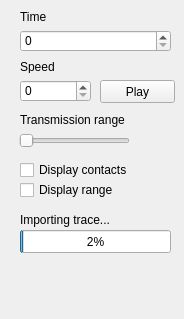
Bramas/manet-viz, file src/manetviz/controlwidget.ui: the form before one commit.
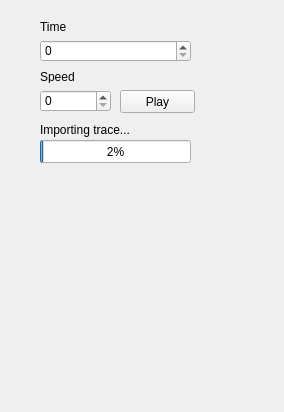
The form after the commit.

```diff
--- a/src/manetviz/controlwidget.ui
+++ b/src/manetviz/controlwidget.ui
@@ -6,8 +6,8 @@
    <rect>
     <x>0</x>
     <y>0</y>
-    <width>184</width>
-    <height>319</height>
+    <width>284</width>
+    <height>412</height>
    </rect>
   </property>
   <property name="minimumSize">
@@ -20,20 +20,28 @@
    <string>DockWidget</string>
   </property>
   <widget class="QWidget" name="dockWidgetContents">
-   <widget class="QSpinBox" name="spinBoxTime">
+   <widget class="QWidget" name="verticalLayoutWidget">
     <property name="geometry">
      <rect>
-      <x>20</x>
-      <y>30</y>
-      <width>151</width>
-      <height>22</height>
+      <x>30</x>
+      <y>10</y>
+      <width>231</width>
+      <height>162</height>
      </rect>
     </property>
-   </widget>
+    <layout class="QVBoxLayout" name="verticalLayout">
+     <item>
+      <widget class="QWidget" name="widget" native="true">
+       <property name="minimumSize">
+        <size>
+         <width>200</width>
+         <height>160</height>
+        </size>
+       </property>
    <widget class="QLabel" name="label">
     <property name="geometry">
      <rect>
-      <x>20</x>
+          <x>10</x>
       <y>10</y>
       <width>47</width>
       <height>13</height>
@@ -43,33 +51,10 @@
      <string>Time</string>
     </property>
    </widget>
-   <widget class="QLabel" name="label_2">
-    <property name="geometry">
-     <rect>
-      <x>20</x>
-      <y>60</y>
-      <width>47</width>
-      <height>13</height>
-     </rect>
-    </property>
-    <property name="text">
-     <string>Speed</string>
-    </property>
-   </widget>
-   <widget class="QSpinBox" name="spinBoxSpeed">
-    <property name="geometry">
-     <rect>
-      <x>20</x>
-      <y>80</y>
-      <width>71</width>
-      <height>22</height>
-     </rect>
-    </property>
-   </widget>
    <widget class="QPushButton" name="pushButtonPlay">
     <property name="geometry">
      <rect>
-      <x>100</x>
+          <x>90</x>
       <y>80</y>
       <width>75</width>
       <height>23</height>
@@ -79,63 +64,44 @@
      <string>Play</string>
     </property>
    </widget>
-   <widget class="QSlider" name="sliderRange">
+       <widget class="QSpinBox" name="spinBoxTime">
     <property name="geometry">
      <rect>
-      <x>19</x>
-      <y>130</y>
-      <width>111</width>
+          <x>10</x>
+          <y>30</y>
+          <width>151</width>
       <height>22</height>
      </rect>
     </property>
-    <property name="orientation">
-     <enum>Qt::Horizontal</enum>
-    </property>
-   </widget>
-   <widget class="QLabel" name="label_3">
+       </widget>
+       <widget class="QSpinBox" name="spinBoxSpeed">
     <property name="geometry">
      <rect>
-      <x>20</x>
-      <y>110</y>
-      <width>121</width>
-      <height>20</height>
-     </rect>
-    </property>
-    <property name="text">
-     <string>Transmission range</string>
-    </property>
-   </widget>
-   <widget class="QCheckBox" name="checkBoxContacts">
+          <x>10</x>
+          <y>80</y>
+          <width>71</width>
+          <height>22</height>
+         </rect>
+        </property>
+       </widget>
+       <widget class="QLabel" name="label_2">
     <property name="geometry">
      <rect>
-      <x>20</x>
-      <y>160</y>
-      <width>131</width>
-      <height>20</height>
+          <x>10</x>
+          <y>60</y>
+          <width>47</width>
+          <height>13</height>
      </rect>
     </property>
     <property name="text">
-     <string>Display contacts</string>
-    </property>
-   </widget>
-   <widget class="QCheckBox" name="checkBoxRange">
-    <property name="geometry">
-     <rect>
-      <x>20</x>
-      <y>180</y>
-      <width>131</width>
-      <height>20</height>
-     </rect>
-    </property>
-    <property name="text">
-     <string>Display range</string>
+         <string>Speed</string>
     </property>
    </widget>
    <widget class="QProgressBar" name="progressBarImport">
     <property name="geometry">
      <rect>
-      <x>20</x>
-      <y>230</y>
+          <x>10</x>
+          <y>130</y>
       <width>151</width>
       <height>23</height>
      </rect>
@@ -153,8 +119,8 @@
    <widget class="QLabel" name="label_4">
     <property name="geometry">
      <rect>
-      <x>20</x>
-      <y>210</y>
+          <x>10</x>
+          <y>110</y>
       <width>151</width>
       <height>20</height>
      </rect>
@@ -163,31 +129,9 @@
      <string>Importing trace...</string>
     </property>
    </widget>
-   <widget class="QLabel" name="labelRange">
-    <property name="geometry">
-     <rect>
-      <x>136</x>
-      <y>130</y>
-      <width>41</width>
-      <height>22</height>
-     </rect>
-    </property>
-    <property name="text">
-     <string/>
-    </property>
-   </widget>
-   <widget class="QLabel" name="labelImport">
-    <property name="geometry">
-     <rect>
-      <x>140</x>
-      <y>230</y>
-      <width>41</width>
-      <height>22</height>
-     </rect>
-    </property>
-    <property name="text">
-     <string/>
-    </property>
+      </widget>
+     </item>
+    </layout>
    </widget>
   </widget>
  </widget>
```
Lines whose indentation alone changed are shown as unchanged.
